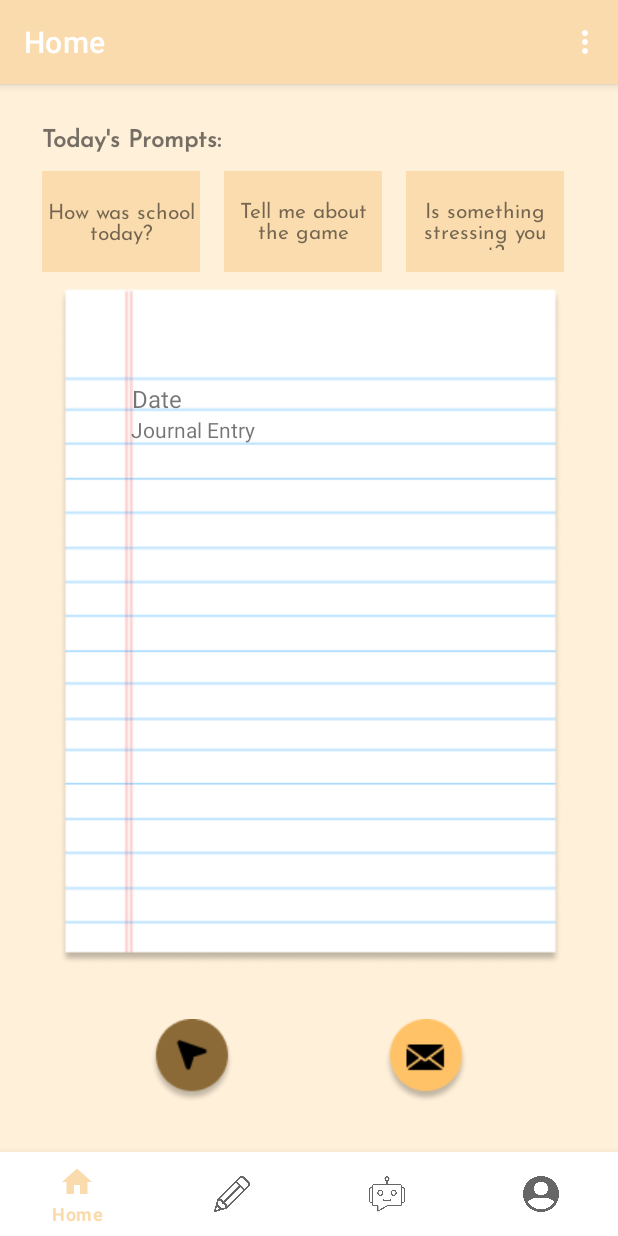
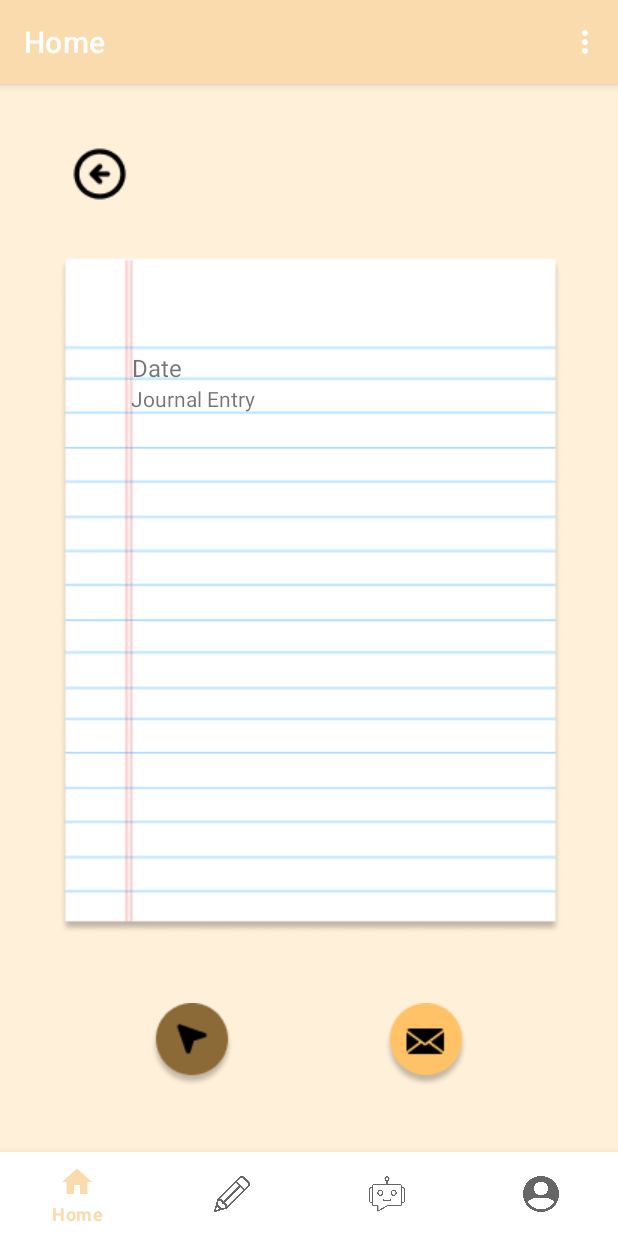
Before and after one commit to jhu-cs-uima-sp24/TeamP-AiFeel, an Android app: the screen it shows after launch once a user with an empty profile is signed in (MainActivity), after a tap on "10", on a phone screen of 412 x 824 dp. Run offline under Robolectric (Android 15) with nearby library versions, the phone set to English and light mode, and no system bars; our stand-ins replace Firebase (no records; nobody signed in at launch, a user with empty details on screens opened directly), navigation-ui.

Commit message:
added toast and back arrow

```diff
--- a/app/src/main/java/com/example/a5_sample/ui/oldJournalEntry/OldJournalEntryFragment.java
+++ b/app/src/main/java/com/example/a5_sample/ui/oldJournalEntry/OldJournalEntryFragment.java
@@ -17,6 +17,7 @@ import android.widget.ImageButton;
 import android.widget.LinearLayout;
 import android.widget.PopupWindow;
 import android.widget.TextView;
+import android.widget.Toast;
 
 import androidx.annotation.NonNull;
 import androidx.fragment.app.Fragment;
@@ -39,6 +40,7 @@ public class OldJournalEntryFragment extends Fragment {
     private TextView date;
     private ImageButton send;
     private ImageButton mailbox;
+    private ImageButton back;
     private SharedPreferences myPrefs;
 
     public View onCreateView(@NonNull LayoutInflater inflater,
@@ -46,10 +48,11 @@ public class OldJournalEntryFragment extends Fragment {
         binding = OldFragmentJournalEntryBinding.inflate(inflater, container, false);
         View root = binding.getRoot();
 
-        //assign journal entry, diasbled send button, mail button, date
+        //assign journal entry, diasbled send button, mail button, back arrow, date
         journalEntry = binding.journalEntryText;
         send = binding.disabledSendButton;
         mailbox = binding.mailButton;
+        back = binding.backArrow;
         date = binding.dateText;
 
         //when the user opens the mailbox, empty it
@@ -64,7 +67,7 @@ public class OldJournalEntryFragment extends Fragment {
 
         });
 
-        send.setOnClickListener(new View.OnClickListener() {
+        back.setOnClickListener(new View.OnClickListener() {
             @Override
             public void onClick(View v) {
                 Fragment fragment = new HomeFragment();
@@ -73,6 +76,12 @@ public class OldJournalEntryFragment extends Fragment {
                 transaction.replace(R.id.fragment_home, fragment);
                 transaction.commit();
             }
+        });
+
+        send.setOnClickListener(new View.OnClickListener() {
+            @Override
+            public void onClick(View v) {
+                Toast.makeText(getActivity(),"Cannot send old journal entries",Toast.LENGTH_SHORT).show();            }
         });
 
         return root;
--- a/app/src/main/res/layout/old_fragment_journal_entry.xml
+++ b/app/src/main/res/layout/old_fragment_journal_entry.xml
@@ -9,56 +9,6 @@
     android:textAlignment="center"
     android:id="@+id/old_fragment_journal_entry"
     tools:context=".ui.oldJournalEntry.OldJournalEntryFragment">
-
-    <HorizontalScrollView
-        android:id="@+id/horizontalScrollView"
-        android:layout_width="105dp"
-        android:layout_height="67dp"
-        android:layout_marginStart="28dp"
-        android:layout_marginTop="12dp"
-        android:background="#FADCAE"
-        app:layout_constraintStart_toStartOf="parent"
-        app:layout_constraintTop_toBottomOf="@+id/textView">
-
-        <LinearLayout
-            android:layout_width="wrap_content"
-            android:layout_height="match_parent"
-            android:orientation="vertical" />
-    </HorizontalScrollView>
-
-    <HorizontalScrollView
-        android:id="@+id/horizontalScrollView3"
-        android:layout_width="105dp"
-        android:layout_height="67dp"
-        android:layout_marginStart="16dp"
-        android:layout_marginTop="12dp"
-        android:background="#FADCAE"
-        app:layout_constraintEnd_toEndOf="parent"
-        app:layout_constraintHorizontal_bias="0.0"
-        app:layout_constraintStart_toEndOf="@+id/horizontalScrollView2"
-        app:layout_constraintTop_toBottomOf="@+id/textView">
-
-        <LinearLayout
-            android:layout_width="wrap_content"
-            android:layout_height="match_parent"
-            android:orientation="vertical" />
-    </HorizontalScrollView>
-
-    <HorizontalScrollView
-        android:id="@+id/horizontalScrollView2"
-        android:layout_width="105dp"
-        android:layout_height="67dp"
-        android:layout_marginStart="16dp"
-        android:layout_marginTop="12dp"
-        android:background="#FADCAE"
-        app:layout_constraintStart_toEndOf="@+id/horizontalScrollView"
-        app:layout_constraintTop_toBottomOf="@+id/textView">
-
-        <LinearLayout
-            android:layout_width="wrap_content"
-            android:layout_height="match_parent"
-            android:orientation="vertical" />
-    </HorizontalScrollView>
 
     <ImageButton
         android:id="@+id/disabledSendButton"
@@ -90,61 +40,11 @@
         android:id="@+id/imageView"
         android:layout_width="415dp"
         android:layout_height="451dp"
-        android:layout_marginTop="11dp"
+        android:layout_marginTop="116dp"
         app:layout_constraintEnd_toEndOf="parent"
         app:layout_constraintStart_toStartOf="parent"
-        app:layout_constraintTop_toBottomOf="@+id/horizontalScrollView2"
+        app:layout_constraintTop_toTopOf="parent"
         app:srcCompat="@drawable/journal_page" />
-
-    <TextView
-        android:id="@+id/textView"
-        android:layout_width="wrap_content"
-        android:layout_height="wrap_content"
-        android:layout_marginStart="28dp"
-        android:layout_marginTop="24dp"
-        android:fontFamily="@font/josefin_sans"
-        android:text="Today's Prompts:"
-        android:textSize="16sp"
-        android:textStyle="bold"
-        app:layout_constraintStart_toStartOf="parent"
-        app:layout_constraintTop_toTopOf="parent" />
-
-    <TextView
-        android:id="@+id/prompt1"
-        android:layout_width="102dp"
-        android:layout_height="35dp"
-        android:editable="false"
-        android:fontFamily="@font/josefin_sans"
-        android:text="How was school today?"
-        android:textAlignment="center"
-        app:layout_constraintBottom_toBottomOf="@+id/horizontalScrollView"
-        app:layout_constraintEnd_toEndOf="@+id/horizontalScrollView"
-        app:layout_constraintStart_toStartOf="@+id/horizontalScrollView"
-        app:layout_constraintTop_toTopOf="@+id/horizontalScrollView" />
-
-    <TextView
-        android:id="@+id/prompt2"
-        android:layout_width="102dp"
-        android:layout_height="37dp"
-        android:fontFamily="@font/josefin_sans"
-        android:text="Tell me about the game"
-        android:textAlignment="center"
-        app:layout_constraintBottom_toBottomOf="@+id/horizontalScrollView2"
-        app:layout_constraintEnd_toEndOf="@+id/horizontalScrollView2"
-        app:layout_constraintStart_toStartOf="@+id/horizontalScrollView2"
-        app:layout_constraintTop_toTopOf="@+id/horizontalScrollView2" />
-
-    <TextView
-        android:id="@+id/prompt3"
-        android:layout_width="105dp"
-        android:layout_height="37dp"
-        android:fontFamily="@font/josefin_sans"
-        android:text="Is something stressing you out?"
-        android:textAlignment="center"
-        app:layout_constraintBottom_toBottomOf="@+id/horizontalScrollView3"
-        app:layout_constraintEnd_toEndOf="@+id/horizontalScrollView3"
-        app:layout_constraintStart_toStartOf="@+id/horizontalScrollView3"
-        app:layout_constraintTop_toTopOf="@+id/horizontalScrollView3" />
 
     <TextView
         android:id="@+id/journalEntryText"
@@ -176,4 +76,16 @@
         app:layout_constraintStart_toStartOf="@+id/imageView"
         app:layout_constraintTop_toTopOf="@+id/imageView" />
 
+    <ImageButton
+        android:id="@+id/backArrow"
+        android:layout_width="wrap_content"
+        android:layout_height="wrap_content"
+        android:layout_marginBottom="36dp"
+        android:background="#00000000"
+        android:src="@drawable/back_arrow"
+        app:layout_constraintBottom_toTopOf="@+id/imageView"
+        app:layout_constraintEnd_toEndOf="parent"
+        app:layout_constraintHorizontal_bias="0.124"
+        app:layout_constraintStart_toStartOf="parent" />
+
 </androidx.constraintlayout.widget.ConstraintLayout>
```
Also changed, not shown: app/src/main/res/drawable/back_arrow.png (added).
